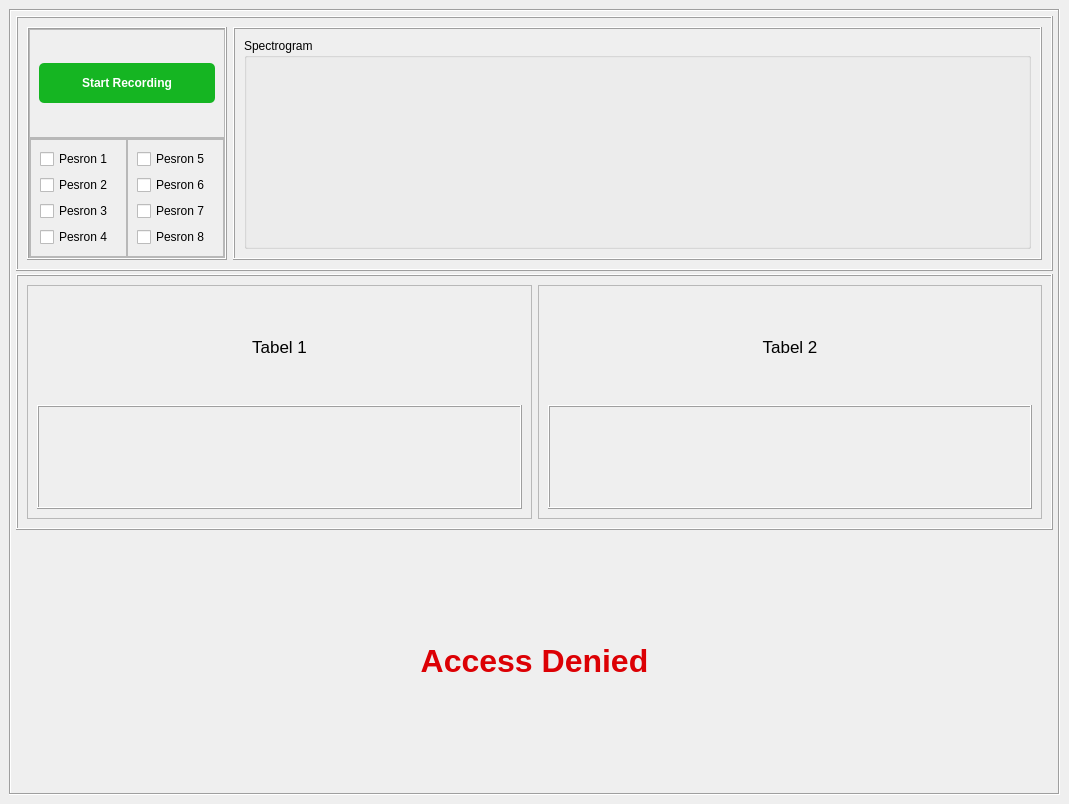
Above: task5.ui from OmarAtef0/Voice-Signal-Authentication before the change. Below: the same form after it.
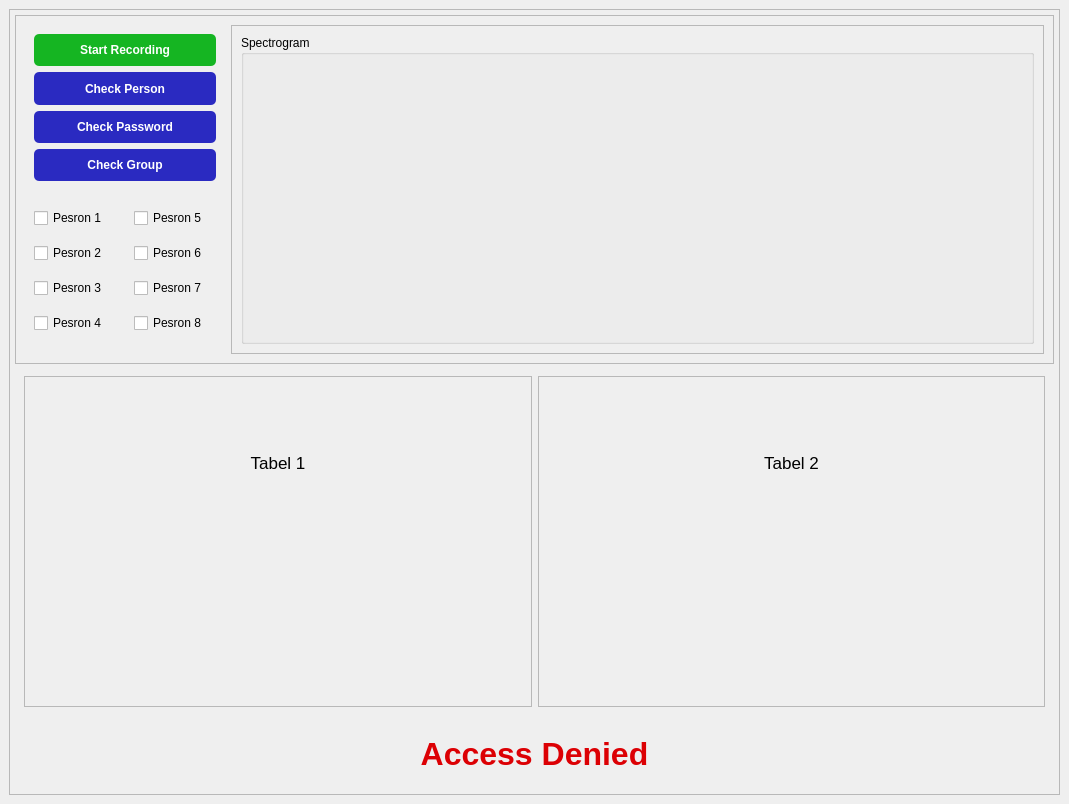
That is the form after the change.

```diff
--- a/task5.ui
+++ b/task5.ui
@@ -10,6 +10,12 @@
     <height>804</height>
    </rect>
   </property>
+  <property name="maximumSize">
+   <size>
+    <width>16777215</width>
+    <height>16777215</height>
+   </size>
+  </property>
   <property name="windowTitle">
    <string>MainWindow</string>
   </property>
@@ -18,11 +24,14 @@
     <item>
      <widget class="QFrame" name="frame">
       <property name="frameShape">
-       <enum>QFrame::Box</enum>
+       <enum>QFrame::StyledPanel</enum>
       </property>
       <property name="frameShadow">
        <enum>QFrame::Sunken</enum>
       </property>
+      <property name="lineWidth">
+       <number>1</number>
+      </property>
       <layout class="QVBoxLayout" name="verticalLayout">
        <property name="spacing">
         <number>3</number>
@@ -42,11 +51,14 @@
        <item>
         <widget class="QFrame" name="frame_2">
          <property name="frameShape">
-          <enum>QFrame::Box</enum>
+          <enum>QFrame::StyledPanel</enum>
          </property>
          <property name="frameShadow">
           <enum>QFrame::Raised</enum>
          </property>
+         <property name="lineWidth">
+          <number>1</number>
+         </property>
          <layout class="QHBoxLayout" name="horizontalLayout_2">
           <item>
            <widget class="QFrame" name="frame_5">
@@ -63,11 +75,14 @@
              </size>
             </property>
             <property name="frameShape">
-             <enum>QFrame::Box</enum>
+             <enum>QFrame::NoFrame</enum>
             </property>
             <property name="frameShadow">
              <enum>QFrame::Raised</enum>
             </property>
+            <property name="lineWidth">
+             <number>0</number>
+            </property>
             <layout class="QVBoxLayout" name="verticalLayout_2">
              <property name="spacing">
               <number>0</number>
@@ -87,11 +102,14 @@
              <item>
               <widget class="QFrame" name="frame_10">
                <property name="frameShape">
-                <enum>QFrame::StyledPanel</enum>
+                <enum>QFrame::NoFrame</enum>
                </property>
                <property name="frameShadow">
                 <enum>QFrame::Raised</enum>
                </property>
+               <property name="lineWidth">
+                <number>0</number>
+               </property>
                <layout class="QVBoxLayout" name="verticalLayout_4">
                 <item>
                  <widget class="QPushButton" name="start_btn">
@@ -137,17 +155,158 @@
                   </property>
                  </widget>
                 </item>
+                <item>
+                 <widget class="QPushButton" name="check_person_btn">
+                  <property name="sizePolicy">
+                   <sizepolicy hsizetype="Expanding" vsizetype="Preferred">
+                    <horstretch>0</horstretch>
+                    <verstretch>0</verstretch>
+                   </sizepolicy>
+                  </property>
+                  <property name="minimumSize">
+                   <size>
+                    <width>0</width>
+                    <height>0</height>
+                   </size>
+                  </property>
+                  <property name="maximumSize">
+                   <size>
+                    <width>300</width>
+                    <height>40</height>
+                   </size>
+                  </property>
+                  <property name="font">
+                   <font>
+                    <bold>true</bold>
+                   </font>
+                  </property>
+                  <property name="styleSheet">
+                   <string notr="true">
+
+QPushButton {
+    background-color: rgb(42, 42, 193);
+color:rgb(255, 255, 255);
+border-radius:5px;
+}
+
+QPushButton:hover {
+    background-color: rgb(19, 32, 150);
+}
+
+
+</string>
+                  </property>
+                  <property name="text">
+                   <string>Check Person</string>
+                  </property>
+                 </widget>
+                </item>
+                <item>
+                 <widget class="QPushButton" name="check_password_btn">
+                  <property name="sizePolicy">
+                   <sizepolicy hsizetype="Expanding" vsizetype="Preferred">
+                    <horstretch>0</horstretch>
+                    <verstretch>0</verstretch>
+                   </sizepolicy>
+                  </property>
+                  <property name="minimumSize">
+                   <size>
+                    <width>0</width>
+                    <height>0</height>
+                   </size>
+                  </property>
+                  <property name="maximumSize">
+                   <size>
+                    <width>300</width>
+                    <height>40</height>
+                   </size>
+                  </property>
+                  <property name="font">
+                   <font>
+                    <bold>true</bold>
+                   </font>
+                  </property>
+                  <property name="styleSheet">
+                   <string notr="true">
+
+QPushButton {
+    background-color: rgb(42, 42, 193);
+color:rgb(255, 255, 255);
+border-radius:5px;
+}
+
+QPushButton:hover {
+    background-color: rgb(19, 32, 150);
+}
+
+
+</string>
+                  </property>
+                  <property name="text">
+                   <string>Check Password</string>
+                  </property>
+                 </widget>
+                </item>
+                <item>
+                 <widget class="QPushButton" name="check_group_btn">
+                  <property name="sizePolicy">
+                   <sizepolicy hsizetype="Expanding" vsizetype="Preferred">
+                    <horstretch>0</horstretch>
+                    <verstretch>0</verstretch>
+                   </sizepolicy>
+                  </property>
+                  <property name="minimumSize">
+                   <size>
+                    <width>0</width>
+                    <height>0</height>
+                   </size>
+                  </property>
+                  <property name="maximumSize">
+                   <size>
+                    <width>300</width>
+                    <height>40</height>
+                   </size>
+                  </property>
+                  <property name="font">
+                   <font>
+                    <bold>true</bold>
+                   </font>
+                  </property>
+                  <property name="styleSheet">
+                   <string notr="true">
+
+QPushButton {
+    background-color: rgb(42, 42, 193);
+color:rgb(255, 255, 255);
+border-radius:5px;
+}
+
+QPushButton:hover {
+    background-color: rgb(19, 32, 150);
+}
+
+
+</string>
+                  </property>
+                  <property name="text">
+                   <string>Check Group</string>
+                  </property>
+                 </widget>
+                </item>
                </layout>
               </widget>
              </item>
              <item>
               <widget class="QFrame" name="frame_11">
                <property name="frameShape">
-                <enum>QFrame::StyledPanel</enum>
+                <enum>QFrame::NoFrame</enum>
                </property>
                <property name="frameShadow">
                 <enum>QFrame::Raised</enum>
                </property>
+               <property name="lineWidth">
+                <number>0</number>
+               </property>
                <layout class="QHBoxLayout" name="horizontalLayout_4">
                 <property name="spacing">
                  <number>0</number>
@@ -167,11 +326,14 @@
                 <item>
                  <widget class="QFrame" name="frame_12">
                   <property name="frameShape">
-                   <enum>QFrame::StyledPanel</enum>
+                   <enum>QFrame::NoFrame</enum>
                   </property>
                   <property name="frameShadow">
                    <enum>QFrame::Raised</enum>
                   </property>
+                  <property name="lineWidth">
+                   <number>0</number>
+                  </property>
                   <layout class="QVBoxLayout" name="verticalLayout_8">
                    <item>
                     <widget class="QCheckBox" name="Pesron1">
@@ -207,11 +369,14 @@
                 <item>
                  <widget class="QFrame" name="frame_13">
                   <property name="frameShape">
-                   <enum>QFrame::StyledPanel</enum>
+                   <enum>QFrame::NoFrame</enum>
                   </property>
                   <property name="frameShadow">
                    <enum>QFrame::Raised</enum>
                   </property>
+                  <property name="lineWidth">
+                   <number>0</number>
+                  </property>
                   <layout class="QVBoxLayout" name="verticalLayout_7">
                    <item>
                     <widget class="QCheckBox" name="Pesron5">
@@ -253,11 +418,14 @@
           <item>
            <widget class="QFrame" name="frame_6">
             <property name="frameShape">
-             <enum>QFrame::Box</enum>
+             <enum>QFrame::StyledPanel</enum>
             </property>
             <property name="frameShadow">
              <enum>QFrame::Raised</enum>
             </property>
+            <property name="lineWidth">
+             <number>1</number>
+            </property>
             <layout class="QVBoxLayout" name="verticalLayout_3">
              <item>
               <widget class="QGroupBox" name="SpectrogramBox">
@@ -324,11 +492,14 @@
        <item>
         <widget class="QFrame" name="frame_3">
          <property name="frameShape">
-          <enum>QFrame::Box</enum>
+          <enum>QFrame::NoFrame</enum>
          </property>
          <property name="frameShadow">
           <enum>QFrame::Raised</enum>
          </property>
+         <property name="lineWidth">
+          <number>0</number>
+         </property>
          <layout class="QHBoxLayout" name="horizontalLayout_3">
           <item>
            <widget class="QFrame" name="frame_7">
@@ -338,6 +509,9 @@
             <property name="frameShadow">
              <enum>QFrame::Raised</enum>
             </property>
+            <property name="lineWidth">
+             <number>1</number>
+            </property>
             <layout class="QVBoxLayout" name="verticalLayout_5">
              <item>
               <widget class="QLabel" name="label_3">
@@ -363,11 +537,14 @@
              <item>
               <widget class="QFrame" name="frame_4">
                <property name="frameShape">
-                <enum>QFrame::Box</enum>
+                <enum>QFrame::NoFrame</enum>
                </property>
                <property name="frameShadow">
                 <enum>QFrame::Raised</enum>
                </property>
+               <property name="lineWidth">
+                <number>0</number>
+               </property>
               </widget>
              </item>
             </layout>
@@ -381,6 +558,9 @@
             <property name="frameShadow">
              <enum>QFrame::Raised</enum>
             </property>
+            <property name="lineWidth">
+             <number>1</number>
+            </property>
             <layout class="QVBoxLayout" name="verticalLayout_6">
              <item>
               <widget class="QLabel" name="label_4">
@@ -406,11 +586,14 @@
              <item>
               <widget class="QFrame" name="frame_9">
                <property name="frameShape">
-                <enum>QFrame::Box</enum>
+                <enum>QFrame::NoFrame</enum>
                </property>
                <property name="frameShadow">
                 <enum>QFrame::Raised</enum>
                </property>
+               <property name="lineWidth">
+                <number>0</number>
+               </property>
               </widget>
              </item>
             </layout>
@@ -421,6 +604,12 @@
        </item>
        <item>
         <widget class="QLabel" name="result_label">
+         <property name="maximumSize">
+          <size>
+           <width>16777215</width>
+           <height>70</height>
+          </size>
+         </property>
          <property name="font">
           <font>
            <pointsize>24</pointsize>
```
